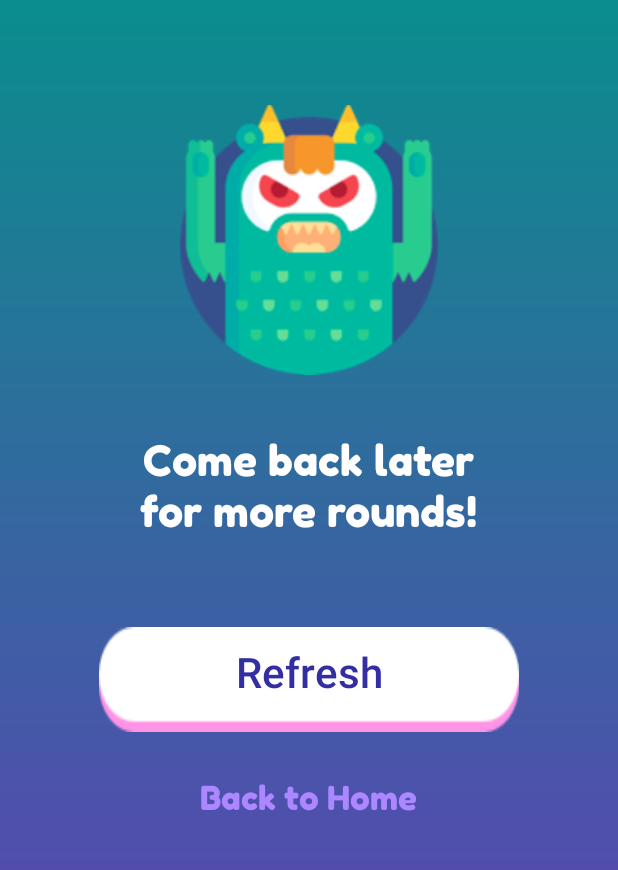
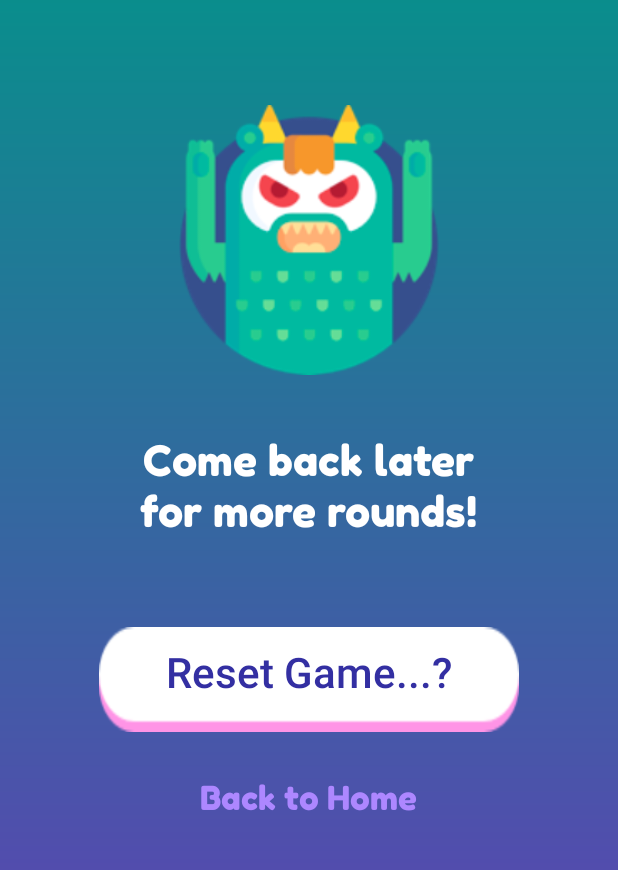
Before and after one commit to meicaljohnjones/threeoutoffour, an Android app: the ComeBackLaterActivity screen opened directly, with no data from a screen before it, on a phone screen of 412 x 824 dp, the part 115-985 px from its top. Run offline under Robolectric (Android 15) with nearby library versions, the light colour scheme and no system bars; network calls fail; 2 statements that could not run were skipped.

Commit message:
Allow reset from Waiting for New Round screen

```diff
--- a/app/src/main/java/com/clackjones/threeoutoffour/activity/ComeBackLaterActivity.java
+++ b/app/src/main/java/com/clackjones/threeoutoffour/activity/ComeBackLaterActivity.java
@@ -10,11 +10,19 @@ import android.widget.ImageView;
 import androidx.appcompat.app.AppCompatActivity;
 
 import com.clackjones.threeoutoffour.R;
+import com.clackjones.threeoutoffour.dialog.ResetGameDialogFragment;
+import com.clackjones.threeoutoffour.model.ThreeOutOfFourGame;
+import com.clackjones.threeoutoffour.model.ThreeOutOfFourGameLocator;
+import com.clackjones.threeoutoffour.score.OfflineCoinScoreKeeper;
+import com.clackjones.threeoutoffour.score.OfflineCoinScoreKeeperProvider;
 
 public class ComeBackLaterActivity extends AppCompatActivity {
 
     ImageView bigboss;
     Animation smalltobig;
+    private OfflineCoinScoreKeeper offlineCoinScoreKeeper;
+    private ThreeOutOfFourGame threeOutOfFourGame;
+    private ResetGameDialogFragment resetGameFragment;
 
     @Override
     protected void onCreate(Bundle savedInstanceState) {
@@ -25,11 +33,17 @@ public class ComeBackLaterActivity extends AppCompatActivity {
 
         bigboss = (ImageView) findViewById(R.id.bigboss);
         bigboss.startAnimation(smalltobig);
+
+        offlineCoinScoreKeeper = OfflineCoinScoreKeeperProvider.getInstance().loadOrCreate(this.getApplicationContext());
+        this.threeOutOfFourGame = ThreeOutOfFourGameLocator.getInstance(offlineCoinScoreKeeper, this.getApplicationContext()).threeOutOfFourGame();
+        threeOutOfFourGame.initialize();
+
     }
 
-    public void continueWithGame(View view) {
-        Intent intent = new Intent(this, GameActivity.class);
-        startActivity(intent);
+    public void restartGame(View view) {
+        resetGameFragment = new ResetGameDialogFragment();
+        resetGameFragment.setGame(threeOutOfFourGame);
+        resetGameFragment.show(getSupportFragmentManager(), "reset");
     }
 
     public void returnToHomeScreen(View view) {
--- a/app/src/main/res/layout/activity_comebacklater.xml
+++ b/app/src/main/res/layout/activity_comebacklater.xml
@@ -7,7 +7,7 @@
     android:layout_height="match_parent"
     android:orientation="vertical"
     android:background="@drawable/bgapp"
-    tools:context=".activity.WinActivity">
+    tools:context=".activity.ComeBackLaterActivity">
 
     <TextView
         android:id="@+id/textScreen"
@@ -50,9 +50,9 @@
         android:layout_gravity="center"
         android:layout_marginTop="60dp"
         android:background="@drawable/bgbtn"
-        android:onClick="continueWithGame"
+        android:onClick="restartGame"
         android:paddingBottom="10dp"
-        android:text="Refresh"
+        android:text="Reset Game...?"
         android:textAllCaps="false"
         android:textColor="@color/colorPurple"
         android:textSize="28sp" />
--- a/app/src/main/res/values/strings.xml
+++ b/app/src/main/res/values/strings.xml
@@ -2,7 +2,7 @@
     <string name="app_name">ThreeOutofFour</string>
     <string name="yes">Yes</string>
     <string name="no">No</string>
-    <string name="confirm_reset_game">Reset game?</string>
+    <string name="confirm_reset_game">Are you sure you want to reset the game?</string>
     <string name="hints">Hints</string>
     <string name="insufficient_credit">Insufficient coins. Watch an ad to get more coins!</string>
 </resources>
```
Also changed, not shown: app/src/main/java/com/clackjones/threeoutoffour/activity/GameActivity.java (+4 -4 lines).
